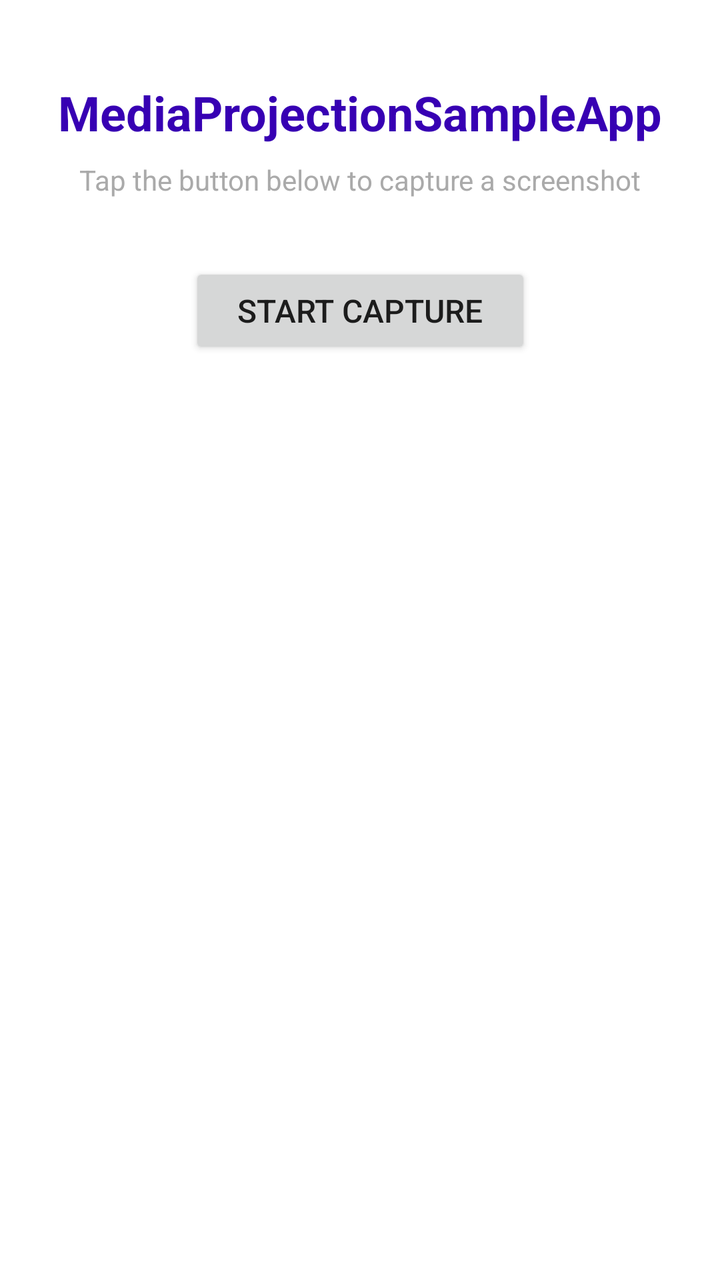
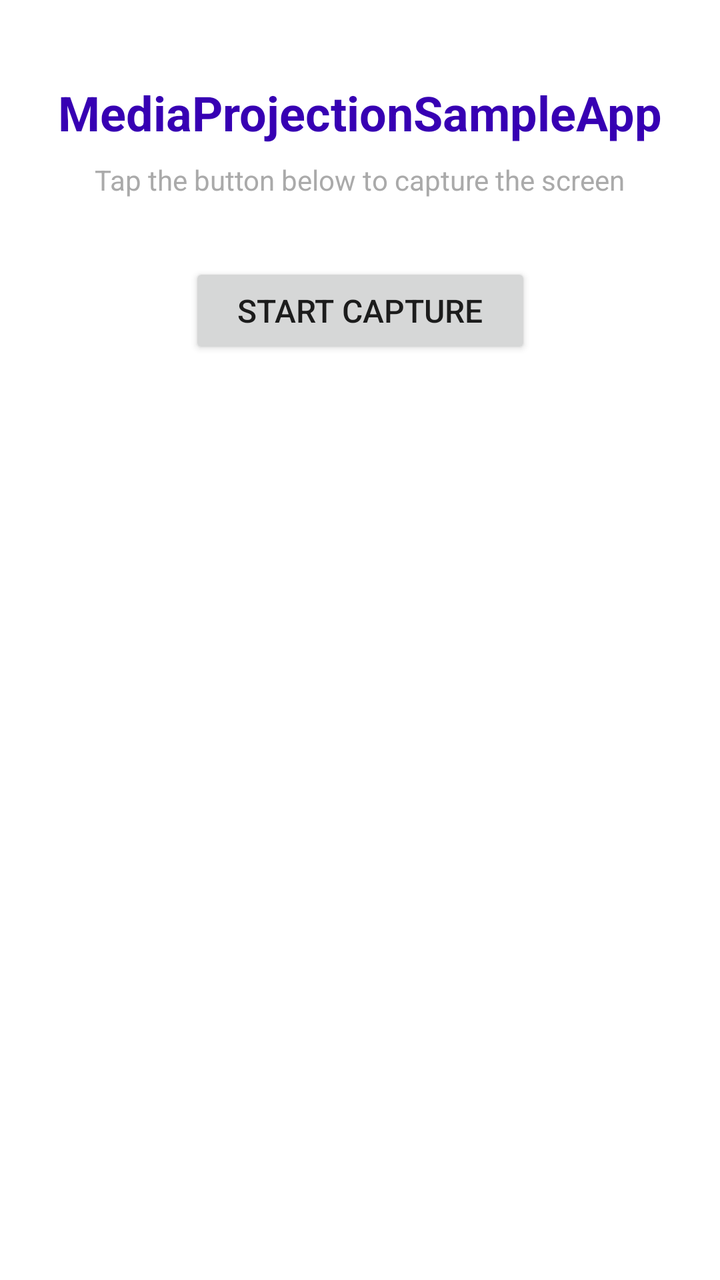

The first picture is an Android layout as it rendered before a commit; the second is the same layout after the commit. The layout source and the unified diff follow.
<!-- AndroidManifest.xml: application theme Theme.MediaProjectionSampleApp -->
<!-- res/layout/activity_main.xml -->
<?xml version="1.0" encoding="utf-8"?>
<androidx.constraintlayout.widget.ConstraintLayout 
    xmlns:android="http://schemas.android.com/apk/res/android"
    android:fitsSystemWindows="true"
    xmlns:app="http://schemas.android.com/apk/res-auto"
    xmlns:tools="http://schemas.android.com/tools"
    android:layout_width="match_parent"
    android:layout_height="match_parent"
    android:padding="16dp"
    tools:context=".MainActivity">

    <TextView
        android:id="@+id/titleTextView"
        android:layout_width="wrap_content"
        android:layout_height="wrap_content"
        android:text="@string/app_name"
        android:textSize="24sp"
        android:textStyle="bold"
        android:textColor="@color/purple_700"
        app:layout_constraintEnd_toEndOf="parent"
        app:layout_constraintStart_toStartOf="parent"
        app:layout_constraintTop_toTopOf="parent"
        android:layout_marginTop="24dp" />

    <TextView
        android:id="@+id/instructionTextView"
        android:layout_width="wrap_content"
        android:layout_height="wrap_content"
        android:text="Tap the button below to capture a screenshot"
        android:textSize="14sp"
        android:textColor="@android:color/darker_gray"
        android:layout_marginTop="8dp"
        app:layout_constraintEnd_toEndOf="parent"
        app:layout_constraintStart_toStartOf="parent"
        app:layout_constraintTop_toBottomOf="@id/titleTextView" />

    <Button
        android:id="@+id/toggleCaptureButton"
        android:layout_width="wrap_content"
        android:layout_height="wrap_content"
        android:text="Start Capture"
        android:textSize="16sp"
        android:paddingHorizontal="24dp"
        android:paddingVertical="12dp"
        android:layout_marginTop="32dp"
        app:layout_constraintEnd_toEndOf="parent"
        app:layout_constraintStart_toStartOf="parent"
        app:layout_constraintTop_toBottomOf="@id/instructionTextView" />

</androidx.constraintlayout.widget.ConstraintLayout>
<!-- resources referenced by this layout -->
<resources>
  <color name="purple_700">#FF3700B3</color>
  <string name="app_name">MediaProjectionSampleApp</string>
  <style name="Theme.MediaProjectionSampleApp" parent="Theme.MaterialComponents.DayNight.DarkActionBar">
          
          <item name="colorPrimary">@color/purple_500</item>
          <item name="colorPrimaryVariant">@color/purple_700</item>
          <item name="colorOnPrimary">@color/white</item>
          
          <item name="colorSecondary">@color/teal_200</item>
          <item name="colorSecondaryVariant">@color/teal_700</item>
          <item name="colorOnSecondary">@color/black</item>
          
          <item name="android:statusBarColor">?attr/colorPrimaryVariant</item>
          
      </style>
  <color name="purple_500">#FF6200EE</color>
  <color name="white">#FFFFFFFF</color>
  <color name="teal_200">#FF03DAC5</color>
  <color name="teal_700">#FF018786</color>
  <color name="black">#FF000000</color>
</resources>

<!-- the commit's change to res/layout/activity_main.xml (unified diff, before → after) -->
@@ -26,7 +26,7 @@
         android:id="@+id/instructionTextView"
         android:layout_width="wrap_content"
         android:layout_height="wrap_content"
-        android:text="Tap the button below to capture a screenshot"
+        android:text="Tap the button below to capture the screen"
         android:textSize="14sp"
         android:textColor="@android:color/darker_gray"
         android:layout_marginTop="8dp"
